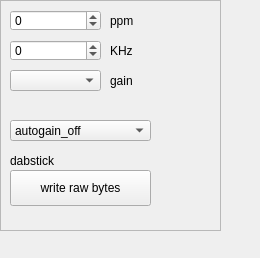
Old version of the form devices/rtlsdr-handler/rtlsdr-widget.ui in the repository JvanKatwijk/qt-dab.
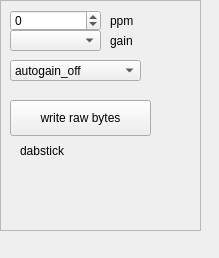
New version of the form.

```diff
--- a/devices/rtlsdr-handler/rtlsdr-widget.ui
+++ b/devices/rtlsdr-handler/rtlsdr-widget.ui
@@ -6,7 +6,7 @@
    <rect>
     <x>0</x>
     <y>0</y>
-    <width>260</width>
+    <width>219</width>
     <height>258</height>
    </rect>
   </property>
@@ -18,7 +18,7 @@
     <rect>
      <x>0</x>
      <y>0</y>
-     <width>221</width>
+     <width>201</width>
      <height>231</height>
     </rect>
    </property>
@@ -31,8 +31,8 @@
    <widget class="QLabel" name="label">
     <property name="geometry">
      <rect>
-      <x>10</x>
-      <y>150</y>
+      <x>20</x>
+      <y>140</y>
       <width>101</width>
       <height>21</height>
      </rect>
@@ -57,35 +57,6 @@
      <number>100</number>
     </property>
    </widget>
-   <widget class="QSpinBox" name="KhzOffset">
-    <property name="geometry">
-     <rect>
-      <x>10</x>
-      <y>40</y>
-      <width>91</width>
-      <height>21</height>
-     </rect>
-    </property>
-    <property name="minimum">
-     <number>-100</number>
-    </property>
-    <property name="maximum">
-     <number>100</number>
-    </property>
-   </widget>
-   <widget class="QLabel" name="label_3">
-    <property name="geometry">
-     <rect>
-      <x>110</x>
-      <y>40</y>
-      <width>41</width>
-      <height>21</height>
-     </rect>
-    </property>
-    <property name="text">
-     <string>KHz</string>
-    </property>
-   </widget>
    <widget class="QLabel" name="label_4">
     <property name="geometry">
      <rect>
@@ -103,7 +74,7 @@
     <property name="geometry">
      <rect>
       <x>110</x>
-      <y>70</y>
+      <y>30</y>
       <width>41</width>
       <height>21</height>
      </rect>
@@ -116,7 +87,7 @@
     <property name="geometry">
      <rect>
       <x>10</x>
-      <y>70</y>
+      <y>30</y>
       <width>91</width>
       <height>21</height>
      </rect>
@@ -126,8 +97,8 @@
     <property name="geometry">
      <rect>
       <x>10</x>
-      <y>120</y>
-      <width>141</width>
+      <y>60</y>
+      <width>131</width>
       <height>21</height>
      </rect>
     </property>
@@ -146,7 +117,7 @@
     <property name="geometry">
      <rect>
       <x>10</x>
-      <y>170</y>
+      <y>100</y>
       <width>141</width>
       <height>36</height>
      </rect>
@@ -155,6 +126,32 @@
      <string>write raw bytes</string>
     </property>
    </widget>
+   <widget class="QLabel" name="product_display">
+    <property name="geometry">
+     <rect>
+      <x>20</x>
+      <y>170</y>
+      <width>161</width>
+      <height>16</height>
+     </rect>
+    </property>
+    <property name="text">
+     <string/>
+    </property>
+   </widget>
+   <widget class="QLabel" name="serial_display">
+    <property name="geometry">
+     <rect>
+      <x>20</x>
+      <y>190</y>
+      <width>161</width>
+      <height>21</height>
+     </rect>
+    </property>
+    <property name="text">
+     <string/>
+    </property>
+   </widget>
   </widget>
  </widget>
  <resources/>
```
